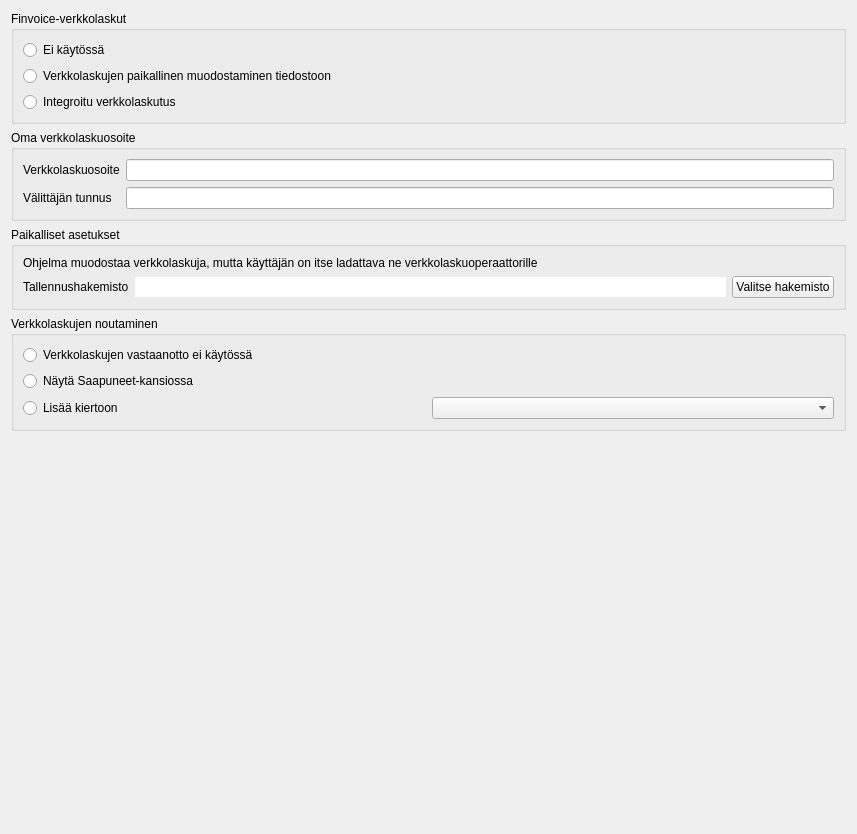
artoh/kitupiikki, file kitsas/maaritys/verkkolasku/verkkolasku.ui: the form before one commit.
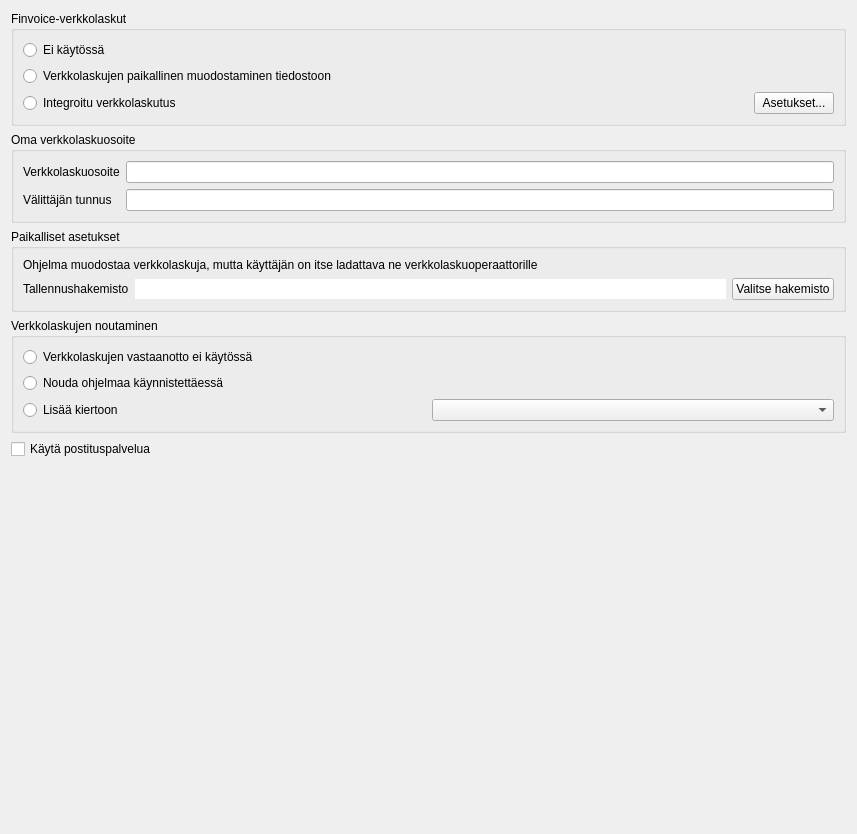
The form after the commit. Icons and pictures are not drawn.

Diff of the .ui file:
```diff
--- a/kitsas/maaritys/verkkolasku/verkkolasku.ui
+++ b/kitsas/maaritys/verkkolasku/verkkolasku.ui
@@ -35,12 +35,27 @@
        </widget>
       </item>
       <item>
+       <layout class="QHBoxLayout" name="horizontalLayout_3" stretch="1,0">
+        <item>
        <widget class="QRadioButton" name="integroitu">
         <property name="text">
          <string>Integroitu verkkolaskutus</string>
         </property>
        </widget>
       </item>
+        <item>
+         <widget class="QPushButton" name="ivAsetusNappi">
+          <property name="text">
+           <string>Asetukset...</string>
+          </property>
+          <property name="icon">
+           <iconset resource="../../pic/pic.qrc">
+            <normaloff>:/pic/ratas.png</normaloff>:/pic/ratas.png</iconset>
+          </property>
+         </widget>
+        </item>
+       </layout>
+      </item>
      </layout>
     </widget>
    </item>
@@ -154,7 +169,7 @@
       <item>
        <widget class="QRadioButton" name="saapuneetKansio">
         <property name="text">
-         <string>Näytä Saapuneet-kansiossa</string>
+         <string>Nouda ohjelmaa käynnistettäessä</string>
         </property>
        </widget>
       </item>
@@ -175,6 +190,17 @@
      </layout>
     </widget>
    </item>
+   <item>
+    <widget class="QCheckBox" name="postitusCheck">
+     <property name="text">
+      <string>Käytä postituspalvelua</string>
+     </property>
+     <property name="icon">
+      <iconset resource="../../pic/pic.qrc">
+       <normaloff>:/pic/kirje.png</normaloff>:/pic/kirje.png</iconset>
+     </property>
+    </widget>
+   </item>
    <item>
     <spacer name="verticalSpacer">
      <property name="orientation">
```
Lines whose indentation alone changed are shown as unchanged.
